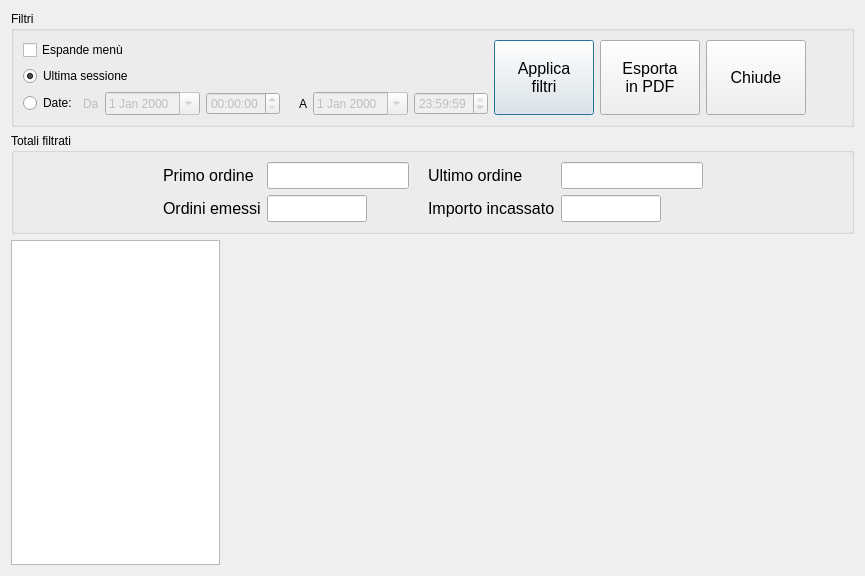
Above: src/statsform.ui from mtonin/gestcassa before the change. Below: the same form after it.
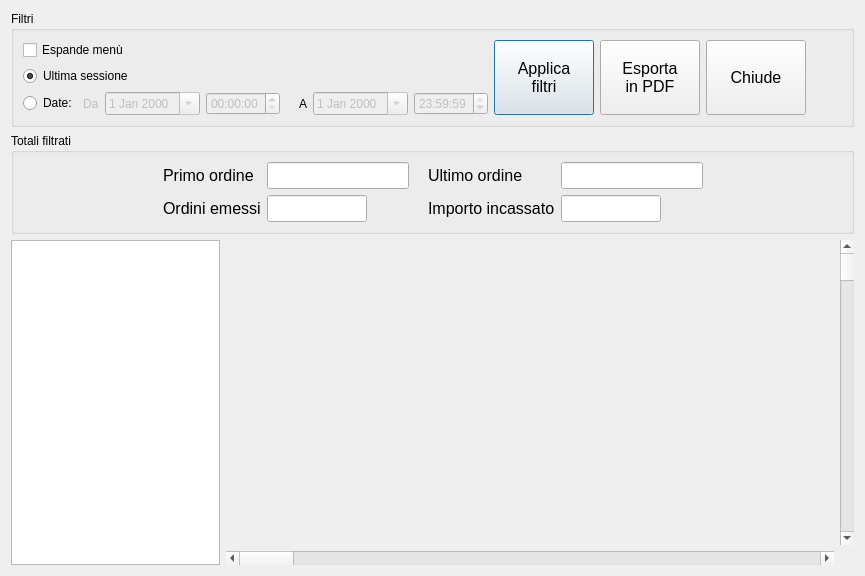
That is the form after the change. Custom widgets are drawn as their Qt base class.

Commit message: - controllo dello zoom nelle statistiche

Patch:
```diff
--- a/src/statsform.ui
+++ b/src/statsform.ui
@@ -463,7 +463,7 @@
     </widget>
    </item>
    <item>
-    <layout class="QHBoxLayout" name="horizontalLayout_2" stretch="0,3">
+    <layout class="QHBoxLayout" name="horizontalLayout_2" stretch="1,3">
      <item>
       <widget class="QTableView" name="statsView">
        <property name="sizePolicy">
@@ -487,6 +487,8 @@
       </widget>
      </item>
      <item>
+      <layout class="QGridLayout" name="gridLayout_2">
+       <item row="0" column="0">
       <widget class="QCustomPlot" name="graficoPlot" native="true">
        <property name="sizePolicy">
         <sizepolicy hsizetype="Preferred" vsizetype="Preferred">
@@ -494,8 +496,23 @@
          <verstretch>0</verstretch>
         </sizepolicy>
        </property>
-       <zorder></zorder>
-      </widget>
+        </widget>
+       </item>
+       <item row="0" column="1">
+        <widget class="QScrollBar" name="graficoVScrollBar">
+         <property name="orientation">
+          <enum>Qt::Vertical</enum>
+         </property>
+        </widget>
+       </item>
+       <item row="1" column="0">
+        <widget class="QScrollBar" name="graficoHScrollBar">
+         <property name="orientation">
+          <enum>Qt::Horizontal</enum>
+         </property>
+        </widget>
+       </item>
+      </layout>
      </item>
     </layout>
    </item>
```
Lines whose indentation alone changed are shown as unchanged. The commit also changes 2 other files.
